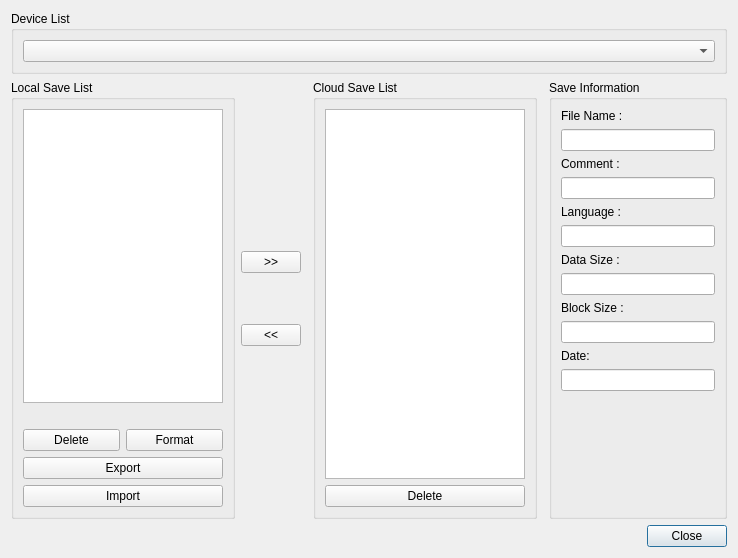
Old version of the form yabause/src/qt/ui/UIBackupRam.ui in the repository KMFDManic/Phaenon-Xtreme.
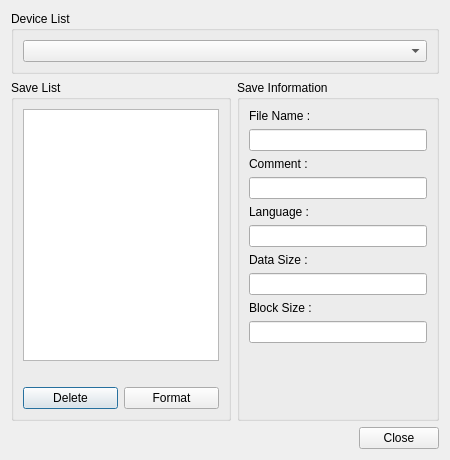
New version of the form.

Diff of the .ui file:
```diff
--- a/yabause/src/qt/ui/UIBackupRam.ui
+++ b/yabause/src/qt/ui/UIBackupRam.ui
@@ -1,115 +1,146 @@
 <?xml version="1.0" encoding="UTF-8"?>
 <ui version="4.0">
  <class>UIBackupRam</class>
- <widget class="QDialog" name="UIBackupRam">
-  <property name="geometry">
+ <widget class="QDialog" name="UIBackupRam" >
+  <property name="geometry" >
    <rect>
     <x>0</x>
     <y>0</y>
-    <width>738</width>
-    <height>558</height>
+    <width>450</width>
+    <height>460</height>
    </rect>
   </property>
   <property name="windowTitle">
    <string>Backup Ram Manager</string>
   </property>
-  <layout class="QGridLayout">
-   <item row="2" column="0" colspan="6">
-    <widget class="QDialogButtonBox" name="dbbButton">
-     <property name="orientation">
-      <enum>Qt::Horizontal</enum>
+  <layout class="QGridLayout" >
+   <item row="0" column="0" colspan="2" >
+    <widget class="QGroupBox" name="gbDeviceList" >
+     <property name="title" >
+      <string>Device List</string>
      </property>
-     <property name="standardButtons">
-      <set>QDialogButtonBox::Close</set>
+     <layout class="QHBoxLayout" >
+      <item>
+       <widget class="QComboBox" name="cbDeviceList" />
+      </item>
+     </layout>
+    </widget>
+   </item>
+   <item row="1" column="0" >
+    <widget class="QGroupBox" name="gbSaveList" >
+     <property name="maximumSize" >
+      <size>
+       <width>220</width>
+       <height>16777215</height>
+      </size>
      </property>
+     <property name="title" >
+      <string>Save List</string>
+     </property>
+     <layout class="QVBoxLayout" >
+      <item>
+       <widget class="QListWidget" name="lwSaveList" />
+      </item>
+      <item>
+       <widget class="QLabel" name="lBlocks" />
+      </item>
+      <item>
+       <layout class="QHBoxLayout" >
+        <item>
+         <widget class="QPushButton" name="pbDelete" >
+          <property name="text" >
+           <string>Delete</string>
+          </property>
+         </widget>
+        </item>
+        <item>
+         <widget class="QPushButton" name="pbFormat" >
+          <property name="text" >
+           <string>Format</string>
+          </property>
+         </widget>
+        </item>
+       </layout>
+      </item>
+     </layout>
     </widget>
    </item>
-   <item row="1" column="5">
-    <widget class="QGroupBox" name="gbSaveInformations">
-     <property name="title">
+   <item row="1" column="1" >
+    <widget class="QGroupBox" name="gbSaveInformations" >
+     <property name="title" >
       <string>Save Information</string>
      </property>
-     <layout class="QVBoxLayout">
+     <layout class="QVBoxLayout" >
       <item>
-       <widget class="QLabel" name="lFileName">
-        <property name="text">
+       <widget class="QLabel" name="lFileName" >
+        <property name="text" >
          <string>File Name :</string>
         </property>
        </widget>
       </item>
       <item>
-       <widget class="QLineEdit" name="leFileName">
-        <property name="readOnly">
+       <widget class="QLineEdit" name="leFileName" >
+        <property name="readOnly" >
          <bool>true</bool>
         </property>
        </widget>
       </item>
       <item>
-       <widget class="QLabel" name="lComment">
-        <property name="text">
+       <widget class="QLabel" name="lComment" >
+        <property name="text" >
          <string>Comment :</string>
         </property>
        </widget>
       </item>
       <item>
-       <widget class="QLineEdit" name="leComment">
-        <property name="readOnly">
+       <widget class="QLineEdit" name="leComment" >
+        <property name="readOnly" >
          <bool>true</bool>
         </property>
        </widget>
       </item>
       <item>
-       <widget class="QLabel" name="lLanguage">
-        <property name="text">
+       <widget class="QLabel" name="lLanguage" >
+        <property name="text" >
          <string>Language :</string>
         </property>
        </widget>
       </item>
       <item>
-       <widget class="QLineEdit" name="leLanguage">
-        <property name="readOnly">
+       <widget class="QLineEdit" name="leLanguage" >
+        <property name="readOnly" >
          <bool>true</bool>
         </property>
        </widget>
       </item>
       <item>
-       <widget class="QLabel" name="lDataSize">
-        <property name="text">
+       <widget class="QLabel" name="lDataSize" >
+        <property name="text" >
          <string>Data Size :</string>
         </property>
        </widget>
       </item>
       <item>
-       <widget class="QLineEdit" name="leDataSize">
-        <property name="readOnly">
+       <widget class="QLineEdit" name="leDataSize" >
+        <property name="readOnly" >
          <bool>true</bool>
         </property>
        </widget>
       </item>
       <item>
-       <widget class="QLabel" name="lBlockSize">
-        <property name="text">
+       <widget class="QLabel" name="lBlockSize" >
+        <property name="text" >
          <string>Block Size :</string>
         </property>
        </widget>
       </item>
       <item>
-       <widget class="QLineEdit" name="leBlockSize">
-        <property name="readOnly">
+       <widget class="QLineEdit" name="leBlockSize" >
+        <property name="readOnly" >
          <bool>true</bool>
         </property>
        </widget>
       </item>
-      <item>
-       <widget class="QLabel" name="lDate">
-        <property name="text">
-         <string>Date:</string>
-        </property>
-       </widget>
-      </item>
-      <item>
-       <widget class="QLineEdit" name="leDate"/>
-      </item>
       <item>
        <spacer>
         <property name="orientation">
@@ -126,151 +157,14 @@
      </layout>
     </widget>
    </item>
-   <item row="1" column="1">
-    <layout class="QVBoxLayout" name="verticalLayout">
-     <property name="spacing">
-      <number>0</number>
+   <item row="2" column="0" colspan="2" >
+    <widget class="QDialogButtonBox" name="dbbButton" >
+     <property name="orientation" >
+      <enum>Qt::Horizontal</enum>
      </property>
-     <property name="topMargin">
-      <number>120</number>
+     <property name="standardButtons" >
+      <set>QDialogButtonBox::Close</set>
      </property>
-     <property name="bottomMargin">
-      <number>120</number>
-     </property>
-     <item>
-      <widget class="QPushButton" name="pbCopyFromLocal">
-       <property name="maximumSize">
-        <size>
-         <width>60</width>
-         <height>16777215</height>
-        </size>
-       </property>
-       <property name="text">
-        <string>&gt;&gt;</string>
-       </property>
-      </widget>
-     </item>
-     <item>
-      <widget class="QPushButton" name="pbCopyFromCloud">
-       <property name="minimumSize">
-        <size>
-         <width>0</width>
-         <height>0</height>
-        </size>
-       </property>
-       <property name="maximumSize">
-        <size>
-         <width>60</width>
-         <height>16777215</height>
-        </size>
-       </property>
-       <property name="text">
-        <string>&lt;&lt;</string>
-       </property>
-      </widget>
-     </item>
-    </layout>
-   </item>
-   <item row="1" column="0">
-    <widget class="QGroupBox" name="gbSaveList">
-     <property name="minimumSize">
-      <size>
-       <width>224</width>
-       <height>0</height>
-      </size>
-     </property>
-     <property name="maximumSize">
-      <size>
-       <width>220</width>
-       <height>16777215</height>
-      </size>
-     </property>
-     <property name="title">
-      <string>Local Save List</string>
-     </property>
-     <layout class="QVBoxLayout">
-      <item>
-       <widget class="QListWidget" name="lwSaveList"/>
-      </item>
-      <item>
-       <widget class="QLabel" name="lBlocks"/>
-      </item>
-      <item>
-       <layout class="QHBoxLayout">
-        <item>
-         <widget class="QPushButton" name="pbDelete">
-          <property name="text">
-           <string>Delete</string>
-          </property>
-         </widget>
-        </item>
-        <item>
-         <widget class="QPushButton" name="pbFormat">
-          <property name="text">
-           <string>Format</string>
-          </property>
-         </widget>
-        </item>
-       </layout>
-      </item>
-      <item>
-       <widget class="QPushButton" name="pbExport">
-        <property name="text">
-         <string>Export</string>
-        </property>
-       </widget>
-      </item>
-      <item>
-       <widget class="QPushButton" name="pbImport">
-        <property name="text">
-         <string>Import</string>
-        </property>
-       </widget>
-      </item>
-     </layout>
-    </widget>
-   </item>
-   <item row="0" column="0" colspan="6">
-    <widget class="QGroupBox" name="gbDeviceList">
-     <property name="title">
-      <string>Device List</string>
-     </property>
-     <layout class="QHBoxLayout">
-      <item>
-       <widget class="QComboBox" name="cbDeviceList"/>
-      </item>
-     </layout>
-    </widget>
-   </item>
-   <item row="1" column="3">
-    <widget class="QGroupBox" name="groupBox">
-     <property name="minimumSize">
-      <size>
-       <width>224</width>
-       <height>0</height>
-      </size>
-     </property>
-     <property name="maximumSize">
-      <size>
-       <width>220</width>
-       <height>16777215</height>
-      </size>
-     </property>
-     <property name="title">
-      <string>Cloud Save List</string>
-     </property>
-     <layout class="QVBoxLayout" name="verticalLayout_2">
-      <item>
-       <widget class="QListWidget" name="lwCloudSaveList"/>
-      </item>
-      <item>
-       <widget class="QPushButton" name="pbDeleteCloudItem">
-        <property name="text">
-         <string>Delete</string>
-        </property>
-       </widget>
-      </item>
-     </layout>
     </widget>
    </item>
   </layout>
```
Left out of the diff: 13 changed lines with no effect on the pictures.
